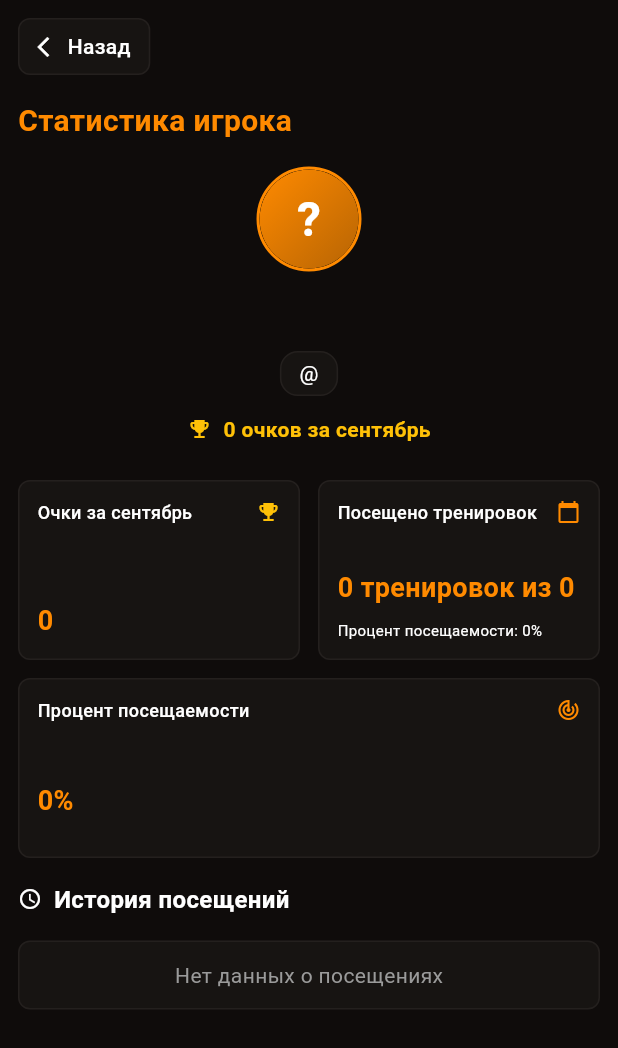
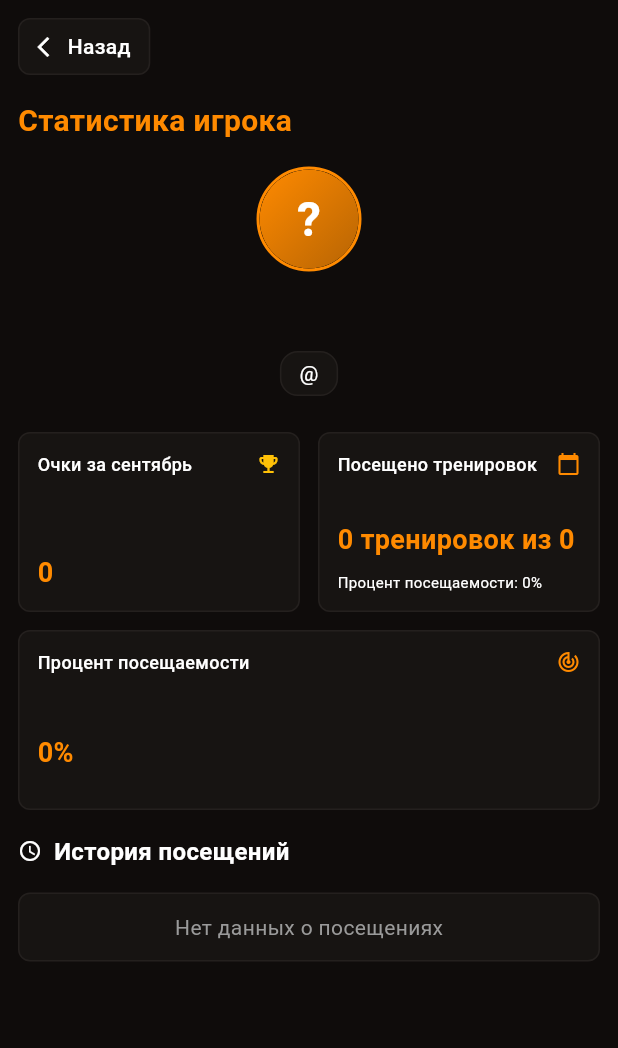
Before and after one commit to kiteatkit/mobile_app, a Flutter app: the PlayerDashboardPage screen opened directly with empty values, after a tap on "Статистика", on a phone screen of 412 x 824 dp. Shown: the top 1048 px of the screen. Run offline on Flutter 3.47's test engine with Material 3 defaults, Android fonts, the phone set to English and light mode, and no system bars; our stand-ins replace freezed_annotation, go_router, image_picker, mask_text_input_formatter, supabase_flutter; accounts and stored records are empty; network calls fail.

Commit message:
12312313

```diff
--- a/lib/pages/player_stats_page.dart
+++ b/lib/pages/player_stats_page.dart
@@ -271,28 +271,6 @@ class _PlayerStatsPageState extends State<PlayerStatsPage>
                                 fontSize: UI.getBodyFontSize(context),
                               ),
                             ),
-                          ),
-                          const SizedBox(height: 12),
-
-                          // Очки с иконкой трофея
-                          Row(
-                            mainAxisAlignment: MainAxisAlignment.center,
-                            children: [
-                              Icon(
-                                Icons.emoji_events,
-                                color: Colors.amber,
-                                size: UI.getIconSize(context),
-                              ),
-                              const SizedBox(width: 8),
-                              Text(
-                                '${_monthlyPoints()} очков за ${_getCurrentMonthName()}',
-                                style: TextStyle(
-                                  color: Colors.amber,
-                                  fontSize: UI.getBodyFontSize(context),
-                                  fontWeight: FontWeight.bold,
-                                ),
-                              ),
-                            ],
                           ),
                         ],
                       ),
```
Also changed, not shown: lib/pages/player_dashboard_page.dart (+8 -3 lines).
